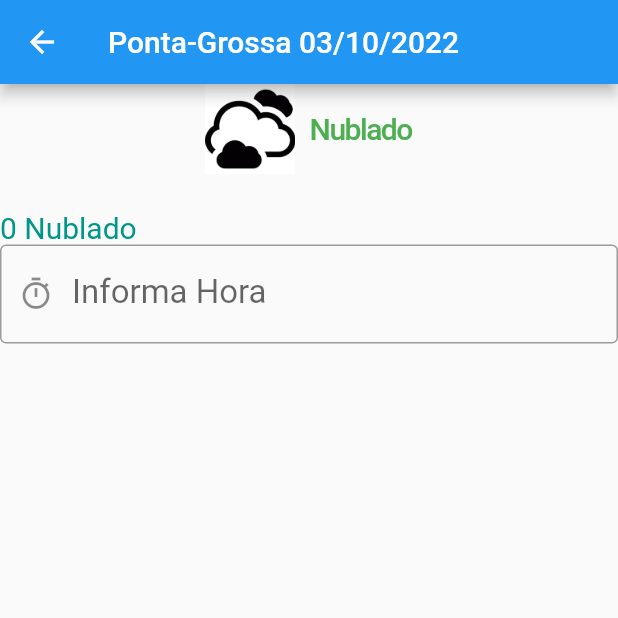
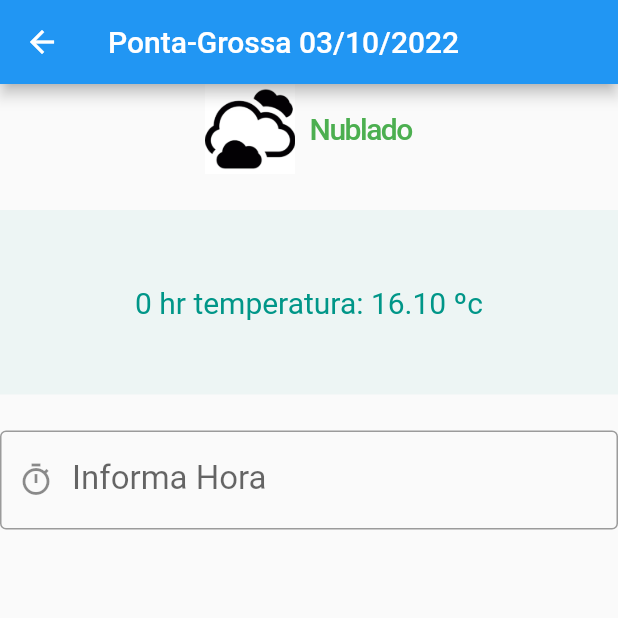
Before and after one commit to Joselcapinga/PrivsaoClimatica, a Flutter app: the screen it shows after launch, after a tap on "Ponta-Grossa", on a phone screen of 412 x 824 dp, the top half of it. Run offline on Flutter 3.47's test engine with Material 2 defaults, Android fonts, the light colour scheme and no system bars.

Commit message:
ajustes model clima atribute hora

```diff
--- a/previsao_clima/lib/views/climaDetalhesPage.dart
+++ b/previsao_clima/lib/views/climaDetalhesPage.dart
@@ -43,19 +43,33 @@ class _ClimaDetalhesPage extends State<ClimaDetalhesPage> {
                     fontSize: 20,
                     fontWeight: FontWeight.w500,
                     letterSpacing: -1,
-                      color: Colors.green),
-                )
+                    color: Colors.green,
+                  ),
+                ),
               ],
             ),
           ),
           //mostra os resultados da pesquisa
           SizedBox(
             width: MediaQuery.of(context).size.width,
+            child: Container(
               child: Text(
-              '$hora ${widget.clima.descricao}',
+                '$hora ' +
+                    'hr' +
+                    ' temperatura: ' +
+                    '${widget.clima.temperatura}',
                 style: TextStyle(
                   fontSize: 20,
                   color: Colors.teal,
+                ),
+              ),
+              margin: EdgeInsets.only(
+                bottom: 24,
+              ),
+              padding: EdgeInsets.all(50),
+              alignment: Alignment.center,
+              decoration: BoxDecoration(
+                color: Colors.teal.withOpacity(0.05),
               ),
             ),
           ),
```
Lines whose indentation alone changed are shown as unchanged.
